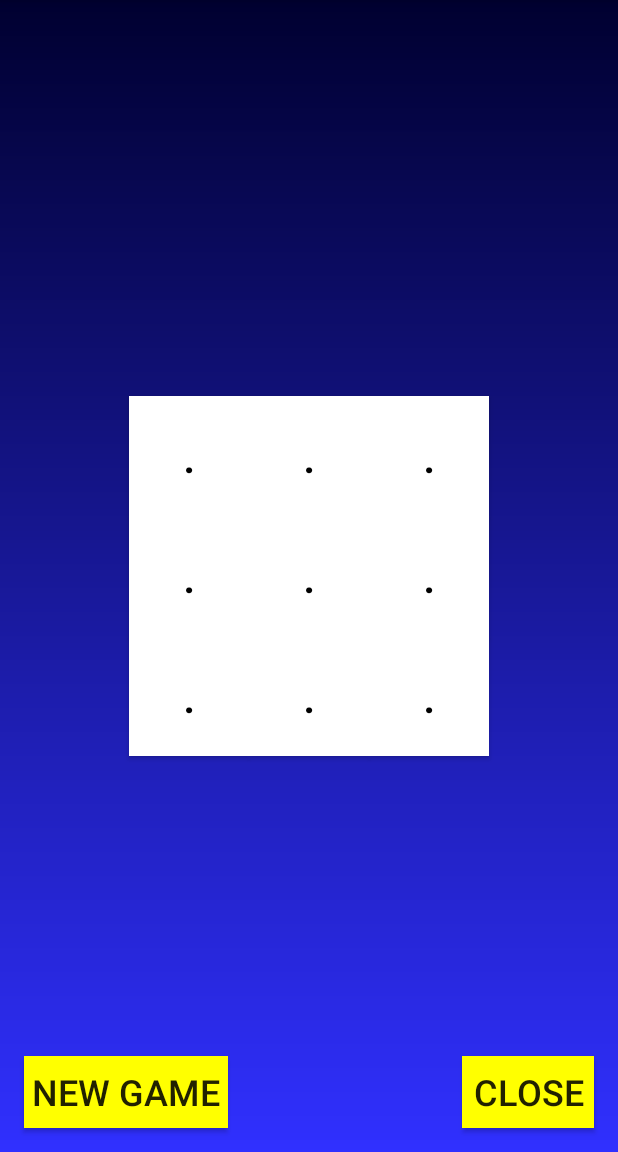
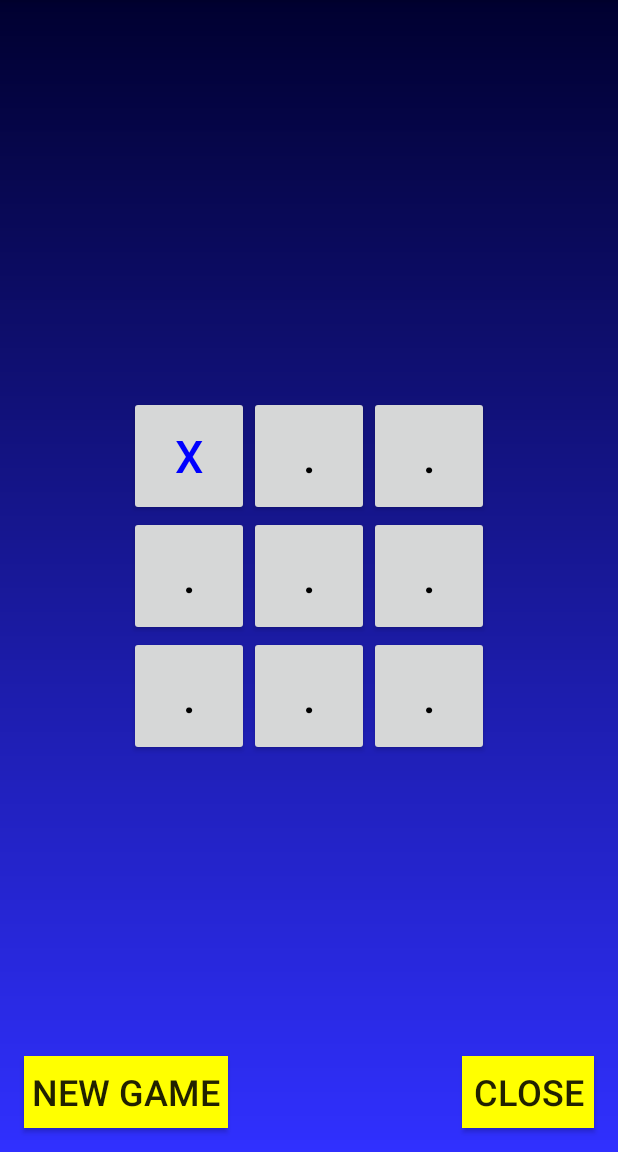
Before and after one commit to LukaszKk/AndroidTicTacToe, an Android app: the screen it shows after launch (MainActivity), after a tap on "NEW GAME", on a phone screen of 412 x 824 dp, the part 84-1236 px from its top. Run offline under Robolectric (Android 15) with nearby library versions, the phone set to English and light mode, and no system bars; 1 statement that could not run was skipped.

```diff
--- /dev/null
+++ b/app/src/main/java/com/example/tictactoe/Board.java
@@ -0,0 +1,31 @@
+package com.example.tictactoe;
+
+import android.app.Activity;
+import android.widget.Button;
+
+import java.util.ArrayList;
+import java.util.List;
+
+public class Board {
+
+    public static final List<List<Integer>> winningCombinations = List.of(List.of(R.id.button4, R.id.button2, R.id.button3),
+            List.of(R.id.button3, R.id.button7, R.id.button6),
+            List.of(R.id.button6, R.id.button8, R.id.button9),
+            List.of(R.id.button9, R.id.button5, R.id.button4),
+            List.of(R.id.button9, R.id.button5, R.id.button4),
+            List.of(R.id.button2, R.id.button1, R.id.button8),
+            List.of(R.id.button4, R.id.button1, R.id.button6),
+            List.of(R.id.button9, R.id.button1, R.id.button3));
+
+    public static final int[][] board = {
+            {R.id.button4, R.id.button2, R.id.button3},
+            {R.id.button5, R.id.button1, R.id.button7},
+            {R.id.button9, R.id.button8, R.id.button6}
+    };
+
+    public static int[][] boardMap = {
+            {0, 0, 0},
+            {0, 0, 0},
+            {0, 0, 0}
+    };
+}
--- a/app/src/main/java/com/example/tictactoe/ButtonManager.java
+++ b/app/src/main/java/com/example/tictactoe/ButtonManager.java
@@ -2,7 +2,6 @@ package com.example.tictactoe;
 
 import android.app.Activity;
 import android.graphics.Color;
-import android.view.View;
 import android.widget.Button;
 
 import java.util.List;
@@ -18,12 +17,11 @@ public class ButtonManager {
     public void initButtonsState(List<Integer> buttons) {
         for (int id: buttons) {
             Button button = activity.findViewById(id);
-            setButtonState(button);
-            setButtonColor(button, Color.WHITE);
+            setInitButtonState(button);
         }
     }
 
-    private void setButtonState(Button button) {
+    private void setInitButtonState(Button button) {
         button.setEnabled(true);
         button.setText(activity.getString(R.string.default_square_value));
         button.setTextColor(Color.BLACK);
--- a/app/src/main/java/com/example/tictactoe/GameStatus.java
+++ b/app/src/main/java/com/example/tictactoe/GameStatus.java
@@ -1,4 +1,7 @@
 package com.example.tictactoe;
+
+import static com.example.tictactoe.ButtonManager.setButtonTextColor;
+import static com.example.tictactoe.Board.winningCombinations;
 
 import android.app.Activity;
 import android.content.Context;
@@ -13,42 +16,44 @@ import android.widget.PopupWindow;
 import android.widget.TextView;
 
 import androidx.annotation.RequiresApi;
-import androidx.recyclerview.widget.RecyclerView;
 
 import java.util.ArrayList;
+import java.util.Arrays;
 import java.util.List;
-
-import static com.example.tictactoe.ButtonManager.setButtonColor;
-import static com.example.tictactoe.ButtonManager.setButtonTextColor;
+import java.util.concurrent.ThreadLocalRandom;
 
 @RequiresApi(api = Build.VERSION_CODES.R)
 public class GameStatus {
 
-    private static final List<List<Integer>> winningCombinations = List.of(List.of(R.id.button4, R.id.button2, R.id.button3),
-            List.of(R.id.button3, R.id.button7, R.id.button6),
-            List.of(R.id.button6, R.id.button8, R.id.button9),
-            List.of(R.id.button9, R.id.button5, R.id.button4),
-            List.of(R.id.button9, R.id.button5, R.id.button4),
-            List.of(R.id.button2, R.id.button1, R.id.button8),
-            List.of(R.id.button4, R.id.button1, R.id.button6),
-            List.of(R.id.button9, R.id.button1, R.id.button3));
-
     private final Activity activity;
     private final ButtonManager buttonManager;
     private final List<Integer> buttons;
-    private boolean playerChange;
+    private List<Integer> taken;
+    private boolean playerStart;
+    private String playerValue;
+    private String computerValue;
 
     private GameStatus(Activity activity) {
         this.activity = activity;
-        this.playerChange = false;
+        this.playerStart = ThreadLocalRandom.current().nextInt(0, 2) == 0;
+        if (ThreadLocalRandom.current().nextInt(0, 2) == 0) {
+            this.playerValue = activity.getString(R.string.o_square_value);
+            this.computerValue = activity.getString(R.string.x_square_value);
+        } else {
+            this.playerValue = activity.getString(R.string.x_square_value);
+            this.computerValue = activity.getString(R.string.o_square_value);
+        }
         this.buttonManager = new ButtonManager(activity);
         this.buttons = new ArrayList<>();
+        this.taken = new ArrayList<>();
 
         for(int i = 1; i < 10; i++) {
             String name = "button" + i;
             int buttonId = activity.getResources().getIdentifier(name, "id", activity.getPackageName());
             buttons.add(buttonId);
         }
+
+        newGame();
     }
 
     public static GameStatus initialize(Activity activity) {
@@ -57,6 +62,11 @@ public class GameStatus {
 
     public void newGame() {
         buttonManager.initButtonsState(buttons);
+        if (!playerStart) {
+            List<Integer> move = aiTurn();
+            Button aiButton = activity.findViewById(Board.board[move.get(0)][move.get(1)]);
+            setButtonTextColor(aiButton, computerValue, Color.BLUE);
+        }
     }
 
     public void changeButtonState(View view) {
@@ -65,12 +75,15 @@ public class GameStatus {
             return;
         }
 
-        if (playerChange) {
-            setButtonTextColor(button, activity.getString(R.string.o_square_value), Color.CYAN);
-        } else {
-            setButtonTextColor(button, activity.getString(R.string.x_square_value), Color.BLUE);
-        }
-        playerChange = !playerChange;
+        Board.boardMap[i][j] = -1;
+        setButtonTextColor(button, playerValue, Color.CYAN);
+
+        List<Integer> move = aiTurn();
+        Button aiButton = activity.findViewById(Board.board[move.get(0)][move.get(1)]);
+        setButtonTextColor(aiButton, computerValue, Color.BLUE);
+
+        taken.add(button.getId());
+        playerStart = !playerStart;
 
         checkEndCondition(view);
     }
@@ -78,12 +91,12 @@ public class GameStatus {
     private void checkEndCondition(View view) {
         boolean end = false;
         String winner = "";
-        if (checkWinConditionFor(activity.getString(R.string.o_square_value))) {
+        if (checkWinConditionFor(playerValue)) {
             end = true;
-            winner = activity.getString(R.string.o_square_value);
-        } else if (checkWinConditionFor(activity.getString(R.string.x_square_value))) {
+            winner = playerValue;
+        } else if (checkWinConditionFor(computerValue)) {
             end = true;
-            winner = activity.getString(R.string.x_square_value);
+            winner = computerValue;
         }
 
         if (!end) {
@@ -102,9 +115,9 @@ public class GameStatus {
 
             boolean val = checkButtonCombination(button1, button2, button3, value);
             if (val) {
-                setButtonColor(button1, Color.GREEN);
-                setButtonColor(button2, Color.GREEN);
-                setButtonColor(button3, Color.GREEN);
+                button1.setTextColor(Color.GREEN);
+                button2.setTextColor(Color.GREEN);
+                button3.setTextColor(Color.GREEN);
                 return true;
             }
         }
@@ -124,10 +137,10 @@ public class GameStatus {
 
         int width = ViewGroup.LayoutParams.WRAP_CONTENT;
         int height = ViewGroup.LayoutParams.WRAP_CONTENT;
-        boolean focusable = true;
-        final PopupWindow popupWindow = new PopupWindow(popupView, width, height, focusable);
-        TextView textView = (TextView) popupView.findViewById(R.id.popup_text);
-        textView.setText("Player " + winner + " won!");
+        final PopupWindow popupWindow = new PopupWindow(popupView, width, height, true);
+        TextView textView = popupView.findViewById(R.id.popup_text);
+        textView.setPadding(10, 10, 10, 10);
+        textView.setText(String.format(activity.getString(R.string.winner), winner));
 
         popupWindow.showAtLocation(view, Gravity.CENTER, 0, 0);
 
@@ -136,4 +149,59 @@ public class GameStatus {
             return true;
         });
     }
+
+    private List<Integer> aiTurn() {
+        long bestScore = -Long.MAX_VALUE;
+        List<Integer> move = List.of(0, 0);
+        for (int i = 0; i < 3; i++) {
+            for (int j = 0; j < 3; j++) {
+                if (Board.boardMap[i][j] == 0) {
+                    Board.boardMap[i][j] = 1;
+                    long score = minimax(0, true);
+                    Board.boardMap[i][j] = 0;
+                    if (score > bestScore) {
+                        bestScore = score;
+                        move = List.of(i, j);
+                    }
+                }
+            }
+        }
+
+        return move;
+    }
+
+    private long minimax(int depth, boolean isMaximazing) {
+        int winValue = checkWinConditionForBoardMap();
+        if (winValue != -2) {
+            return winValue;
+        }
+
+        if (isMaximazing) {
+            long bestScore = -Long.MAX_VALUE;
+            for (int i = 0; i < 3; i++) {
+                for (int j = 0; j < 3; j++) {
+                    if (Board.boardMap[i][j] == 0) {
+                        Board.boardMap[i][j] = 1;
+                        long score = minimax(depth + 1, false);
+                        Board.boardMap[i][j] = 0;
+                        bestScore = Math.max(score, bestScore);
+                    }
+                }
+            }
+            return bestScore;
+        } else {
+            long bestScore = Long.MAX_VALUE;
+            for (int i = 0; i < 3; i++) {
+                for (int j = 0; j < 3; j++) {
+                    if (Board.boardMap[i][j] == 0) {
+                        Board.boardMap[i][j] = -1;
+                        long score = minimax(depth + 1, true);
+                        Board.boardMap[i][j] = 0;
+                        bestScore = Math.min(score, bestScore);
+                    }
+                }
+            }
+            return bestScore;
+        }
+    }
 }
--- a/app/src/main/res/values/strings.xml
+++ b/app/src/main/res/values/strings.xml
@@ -5,4 +5,5 @@
     <string name="default_square_value"> . </string>
     <string name="x_square_value">X</string>
     <string name="o_square_value">O</string>
+    <string name="winner">Player %s won!</string>
 </resources>
```
